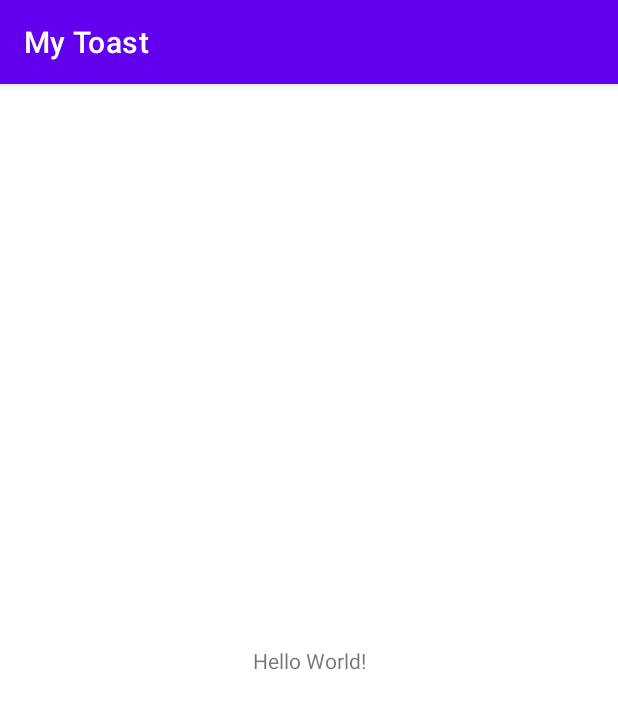
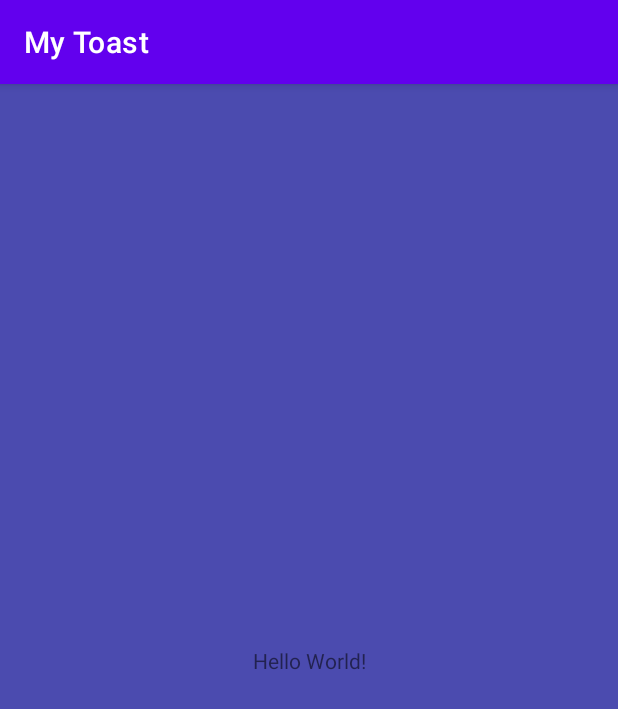
Before and after one commit to prashantsumfactor/Sumfactor-Toast, an Android app: the screen it shows after launch (MainActivity), on a phone screen of 412 x 824 dp. Shown: the top 709 px of the screen. Run offline under Robolectric (Android 15) with nearby library versions, the phone set to English and light mode, and no system bars.

Commit message:
Update and add other type on toast

```diff
--- a/app/src/main/res/layout/activity_main.xml
+++ b/app/src/main/res/layout/activity_main.xml
@@ -3,6 +3,7 @@
     xmlns:app="http://schemas.android.com/apk/res-auto"
     xmlns:tools="http://schemas.android.com/tools"
     android:layout_width="match_parent"
+    android:background="#4B4BAF"
     android:layout_height="match_parent"
     tools:context=".MainActivity">
 
--- a/mytoast/src/main/java/com/sumfactor/mytoast/MyToast.kt
+++ b/mytoast/src/main/java/com/sumfactor/mytoast/MyToast.kt
@@ -1,10 +1,37 @@
 package com.sumfactor.mytoast
 
 import android.content.Context
+import android.graphics.Color
+import android.view.Gravity
+import android.view.LayoutInflater
+import android.view.View
+import android.widget.TextView
 import android.widget.Toast
 
 object MyToast {
     fun showToast(context: Context, message: String, type: Int = 1) {
-        Toast.makeText(context, message, Toast.LENGTH_SHORT).show()
+        val toast = Toast(context)
+        toast.duration = Toast.LENGTH_SHORT
+        val inflater: LayoutInflater =
+            context.getSystemService(Context.LAYOUT_INFLATER_SERVICE) as LayoutInflater
+        val view: View = inflater.inflate(R.layout.toast_custom_layout, null)
+        val textView = view.findViewById<TextView>(R.id.toast_message)
+        textView.text = message
+        toast.view = view
+        toast.setGravity(Gravity.TOP, 0, 0)
+        when (type) {
+            1 -> textView.setBackgroundColor(Color.parseColor("#D4D4D4"))
+            2 -> textView.setBackgroundColor(Color.parseColor("#E66161"))
+            else -> textView.setBackgroundColor(Color.parseColor("#D4D4D4"))
+        }
+        toast.show()
+    }
+
+    fun warningToast(context: Context, warningMessage: String, position: Int) {
+
+    }
+
+    fun errorToast(context: Context, warningMessage: String, position: Int) {
+
     }
 }
```
Also changed, not shown: mytoast/src/main/res/layout/toast_custom_layout.xml (added, +26 -0 lines).
